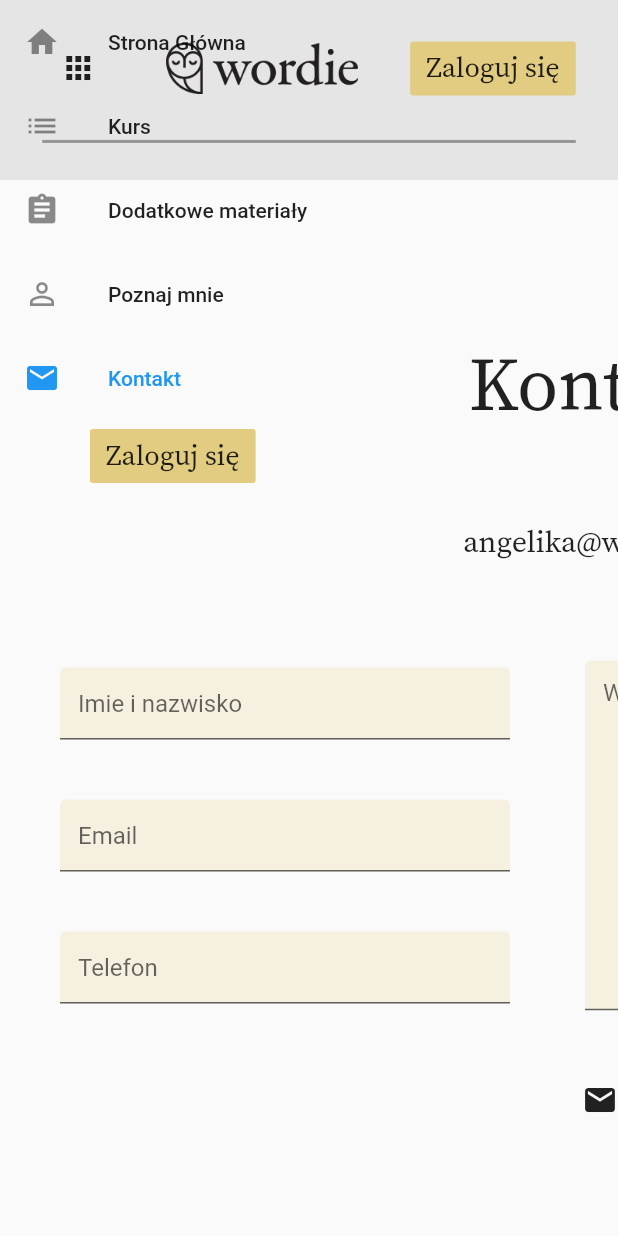
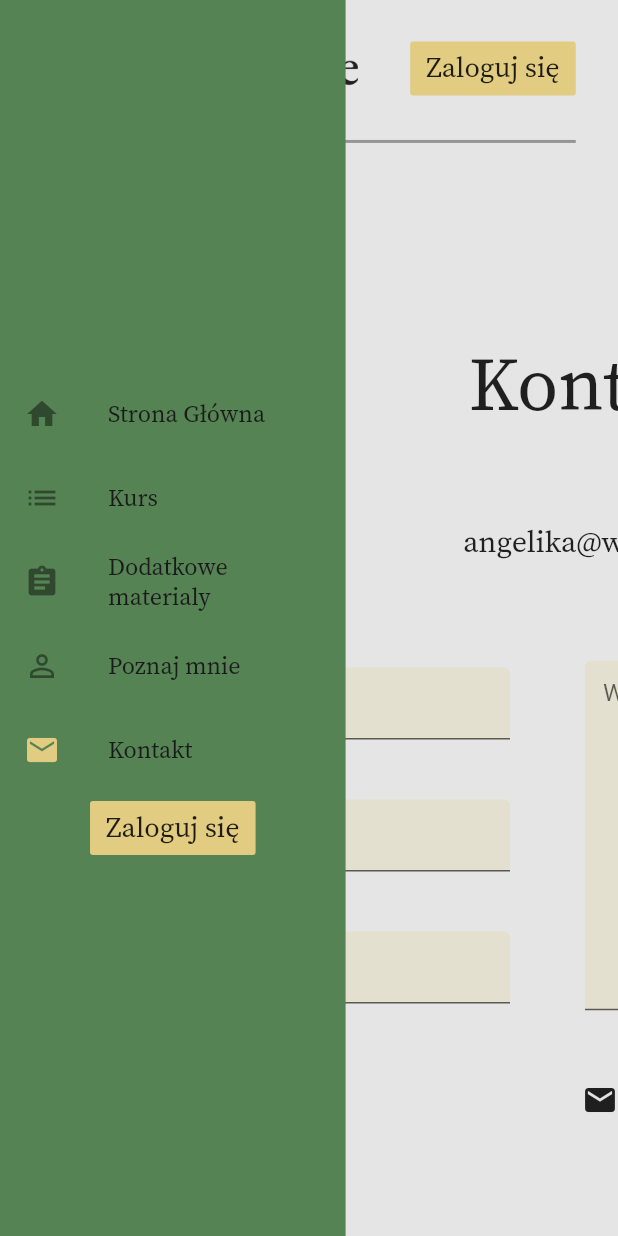
Before and after one commit to McTonderski/Wordie, a Flutter app: the ContactPage screen opened by its route, with the side drawer open, on a phone screen of 412 x 824 dp. Run offline on Flutter 3.47's test engine with Material 2 defaults, Android fonts, the phone set to English and light mode, and no system bars; missing offline and left inert: dart:html.

Commit message:
Drawer background and address issue 12 (#14)
* resolved issue, improved drawer_design

* removed redundant constructor args, changed contact_Page background color to primary

```diff
--- a/lib/design/design.dart
+++ b/lib/design/design.dart
@@ -5,6 +5,8 @@ import 'package:flutter/material.dart';
 //colors
 final Color primaryBackgroundColor = Color(0xFFE5E5E5);
 final Color navBarLogInColor = Color(0xFFE1CC82);
+final Color drawerColor = Color(0xFF558354);
+final Color textColorBlack = Color(0xFF1A1A1A);
 
 //fonts
 final String primaryFont = 'SourceSerifPro';
@@ -19,9 +21,9 @@ final WINDOW_HEIGHT = 763.2000122070312;
 //opacity
 double calculateOpacity(BuildContext context){
   double aspect_ratio = MediaQuery.of(context).size.width*MediaQuery.of(context).size.height/(WINDOW_HEIGHT*WINDOW_WIDTH);
-  if (aspect_ratio > 0.55){
+  if (aspect_ratio > 0.6){
     return 1;
-  }else if(aspect_ratio > 0.45){
+  }else if(aspect_ratio > 0.55){
     return aspect_ratio;
   }else{
     return 0;
--- a/lib/views/Contact_Page.dart
+++ b/lib/views/Contact_Page.dart
@@ -1,6 +1,7 @@
 import 'dart:ui';
 
 import 'package:flutter/material.dart';
+import 'package:wordie/design/design.dart';
 import 'package:wordie/widgets/drawer_widget.dart';
 
 import '../widgets/nav_bar.dart';
@@ -17,10 +18,8 @@ class _ContactState extends State<ContactPage> {
     return Scaffold(
       drawerScrimColor: Colors.transparent,
       drawer: DrawerItemList(),
-      appBar: NavBarWordie(
-        title: Text('Wordie'),
-        widgets: <Widget>[],
-      ),
+      appBar: NavBarWordie(),
+      backgroundColor: primaryBackgroundColor,
       body: Center(
         child: SingleChildScrollView(
           scrollDirection: Axis.horizontal,
--- a/lib/views/about_me_view.dart
+++ b/lib/views/about_me_view.dart
@@ -32,7 +32,7 @@ class AboutMeView extends StatelessWidget{
     return Scaffold(
       drawerScrimColor: Colors.transparent,
       backgroundColor: primaryBackgroundColor,
-      appBar: NavBarWordie(title: Text('Wordie'), widgets: <Widget>[],),
+      appBar: NavBarWordie(),
       drawer: DrawerItemList(),
       body: SafeArea(
         child: Center(
@@ -83,7 +83,7 @@ class AboutMeView extends StatelessWidget{
                             opacity: calculateOpacity(context),
                             child: CircleAvatar(
                               backgroundImage: AssetImage('assets/images/11.png'),
-                              radius: 193*sqrt(width_ratio*height_ratio),
+                              radius: 193*sqrt(width_ratio*pow(height_ratio,2 )),
                             ),
                           ),
                         ),
--- a/lib/views/additional_content.dart
+++ b/lib/views/additional_content.dart
@@ -45,7 +45,7 @@ class _AddonPageState extends State<AddonPage> {
   Widget build(BuildContext context) {
     return Scaffold(
       drawerScrimColor: Colors.transparent,
-      appBar: NavBarWordie(title: Text('Wordie'), widgets: <Widget>[],),
+      appBar: NavBarWordie(),
       drawer: DrawerItemList(),
       body: Center(
         child: SingleChildScrollView(
--- a/lib/views/all_addon.dart
+++ b/lib/views/all_addon.dart
@@ -1,4 +1,5 @@
 import 'package:flutter/material.dart';
+import 'package:wordie/design/design.dart';
 import 'package:wordie/widgets/drawer_widget.dart';
 import 'package:wordie/widgets/nav_bar.dart';
 
@@ -70,7 +71,8 @@ class _AllAddonPageState extends State<AllAddonPage> {
     return Scaffold(
       drawerScrimColor: Colors.transparent,
       drawer: DrawerItemList(),
-      appBar: NavBarWordie(title: Text('Wordie'), widgets: <Widget>[],),
+      appBar: NavBarWordie(),
+      backgroundColor: primaryBackgroundColor,
       body: Center(
           child: SingleChildScrollView(
         scrollDirection: Axis.vertical,
--- a/lib/widgets/drawer_widget.dart
+++ b/lib/widgets/drawer_widget.dart
@@ -32,11 +32,21 @@ class DrawerItemList extends StatelessWidget {
 
     return Container(
       width: WINDOW_WIDTH*0.15,
+      color: drawerColor,
       child: Column(
+        mainAxisAlignment: MainAxisAlignment.center,
         children: <Widget>[
-          ListTile(
+          ListTileTheme(
+            selectedColor: navBarLogInColor,
+            textColor: textColorBlack,
+            child: ListTile(
               leading: Icon(Icons.home),
-            title: Text('Strona Główna'),
+              title: Text(
+                'Strona Główna',
+                style: TextStyle(
+                  fontFamily: primaryFont
+                )
+                ),
               selected: currentRoute == AboutMeView.routeName,
               onTap: () {
                 if (currentRoute == AboutMeView.routeName) return;
@@ -47,9 +57,19 @@ class DrawerItemList extends StatelessWidget {
                 );
               },
             ),
-          ListTile(
+          ),
+          ListTileTheme(
+            selectedColor: navBarLogInColor,
+            textColor: textColorBlack,
+            child: ListTile(
               leading: Icon(Icons.list),
-            title: Text('Kurs'),
+              title: Text(
+                'Kurs',
+                style: TextStyle(
+                  color: textColorBlack,
+                  fontFamily: primaryFont
+                )
+                ),
               selected: currentRoute == AddonPage.routeName,
               onTap: () {
                 if (currentRoute == AddonPage.routeName) return;
@@ -60,8 +80,18 @@ class DrawerItemList extends StatelessWidget {
                 );
               },
             ),
-          ListTile(
-            title: Text('Dodatkowe materiały'),
+          ),
+          ListTileTheme(
+            selectedColor: navBarLogInColor,
+            textColor: textColorBlack,
+            child: ListTile(
+              title: Text(
+                'Dodatkowe materialy',
+                style: TextStyle(
+                  color: textColorBlack,
+                  fontFamily: primaryFont
+                )
+                ),
               leading: Icon(Icons.assignment),
               selected: currentRoute == AddonPage.routeName,
               onTap: () {
@@ -73,8 +103,18 @@ class DrawerItemList extends StatelessWidget {
                 );
               },
             ),
-          ListTile(
-            title: Text('Poznaj mnie'),
+          ),
+          ListTileTheme(
+            selectedColor: navBarLogInColor,
+            textColor: textColorBlack,
+            child: ListTile(
+              title: Text(
+                'Poznaj mnie',
+                style: TextStyle(
+                  color: textColorBlack,
+                  fontFamily: primaryFont
+                )
+                ),
               leading: Icon(Icons.person_outline),
               selected: currentRoute == AboutMeView.routeName,
               onTap: () {
@@ -86,8 +126,18 @@ class DrawerItemList extends StatelessWidget {
                 );
               },
             ),
-          ListTile(
-            title: Text('Kontakt'),
+          ),
+          ListTileTheme(
+            selectedColor: navBarLogInColor,
+            textColor: textColorBlack,
+            child: ListTile(
+              title: Text(
+                'Kontakt',
+                style: TextStyle(
+                  color: textColorBlack,
+                  fontFamily: primaryFont
+                )
+                ),
               leading: Icon(Icons.mail),
               selected: currentRoute == ContactPage.routeName,
               onTap: () {
@@ -99,7 +149,8 @@ class DrawerItemList extends StatelessWidget {
                 );
               },
             ),
-          LoginButton(window_height: window_height, window_width: window_width, width_ratio: width_ratio, height_ratio: height_ratio,)
+          ),
+          LoginButton(width_ratio: width_ratio, height_ratio: height_ratio,)
         ],
       ),
     );
--- a/lib/widgets/login_button.dart
+++ b/lib/widgets/login_button.dart
@@ -6,11 +6,9 @@ import 'package:flutter/material.dart';
 import 'package:wordie/design/design.dart';
 
 class LoginButton extends StatefulWidget {
-  final double window_width;
-  final double window_height;
   final double width_ratio;
   final double height_ratio;
-  LoginButton({Key key, this.window_width, this.window_height, this.width_ratio, this.height_ratio}) : super(key: key);
+  LoginButton({Key key, this.width_ratio, this.height_ratio}) : super(key: key);
 
   @override
   _LoginButtonState createState() => _LoginButtonState();
--- a/lib/widgets/nav_bar.dart
+++ b/lib/widgets/nav_bar.dart
@@ -4,9 +4,8 @@ import 'package:wordie/design/design.dart';
 import 'package:wordie/widgets/login_button.dart';
 
 class NavBarWordie extends StatelessWidget implements PreferredSizeWidget{
-  final Text title;
-  final List<Widget> widgets;
-  const NavBarWordie({Key key, this.title = const Text('Wordie'), this.widgets})
+
+  const NavBarWordie({Key key})
       : super(key: key);
 
   @override
@@ -44,7 +43,7 @@ class NavBarWordie extends StatelessWidget implements PreferredSizeWidget{
                         ),
                       ),
                     ),
-                    LoginButton(window_height: window_height, window_width: window_width, width_ratio: width_ratio, height_ratio: height_ratio,)
+                    LoginButton(width_ratio: width_ratio, height_ratio: height_ratio,)
                   ],
                 ),
               ),
```
Lines whose indentation alone changed are shown as unchanged.
